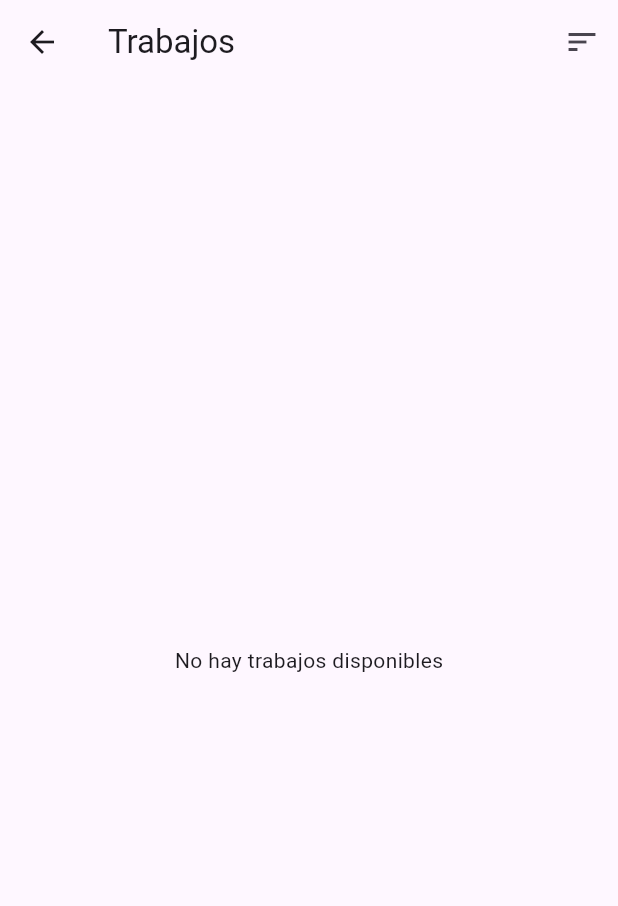
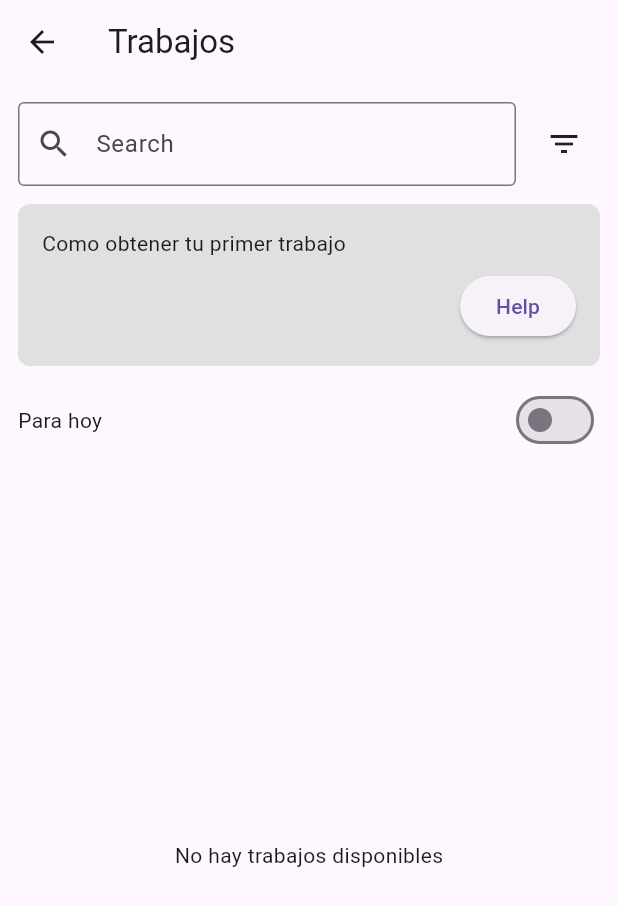
Before and after one commit to ByTiGerr1/goodjob-app, a Flutter app: the TrabajosScreen screen opened directly, on a phone screen of 412 x 824 dp. Shown: the top 906 px of the screen. Run offline on Flutter 3.47's test engine with Material 3 defaults, Android fonts, the phone set to English and light mode, and no system bars; our stand-ins replace cloud_firestore, firebase_auth, firebase_core, geolocator; accounts and stored records are empty.

Commit message:
Ahora trabajos se ve mas bonito

```diff
--- a/goodjob_app/lib/src/screens/trabajos_screen.dart
+++ b/goodjob_app/lib/src/screens/trabajos_screen.dart
@@ -25,6 +25,8 @@ class _TrabajosScreenState extends State<TrabajosScreen> {
   final _servicio = TrabajoService();
   SortOption _sortOption = SortOption.dateDesc;
   Position? _currentPosition;
+  final TextEditingController _searchController = TextEditingController();
+  bool _soloHoy = false;
 
   @override
   void initState() {
@@ -47,6 +49,12 @@ class _TrabajosScreenState extends State<TrabajosScreen> {
     } catch (_) {
       // Ignorar errores de ubicación
     }
+  }
+
+  @override
+  void dispose() {
+    _searchController.dispose();
+    super.dispose();
   }
 
   double? _calcularDistancia(Map<String, dynamic> trabajo) {
@@ -100,9 +108,27 @@ class _TrabajosScreenState extends State<TrabajosScreen> {
     return Scaffold(
       appBar: AppBar(
         title: const Text('Trabajos'),
-        actions: [
+      ),
+      body: Column(
+        children: [
+          Padding(
+            padding: const EdgeInsets.all(12.0),
+            child: Row(
+              children: [
+                Expanded(
+                  child: TextField(
+                    controller: _searchController,
+                    decoration: const InputDecoration(
+                      hintText: 'Search',
+                      prefixIcon: Icon(Icons.search),
+                      border: OutlineInputBorder(),
+                    ),
+                    onChanged: (_) => setState(() {}),
+                  ),
+                ),
+                const SizedBox(width: 8),
                 PopupMenuButton<SortOption>(
-            icon: const Icon(Icons.sort),
+                  icon: const Icon(Icons.filter_list),
                   onSelected: (opt) => setState(() => _sortOption = opt),
                   itemBuilder: (context) => const [
                     PopupMenuItem(
@@ -127,7 +153,46 @@ class _TrabajosScreenState extends State<TrabajosScreen> {
                 ),
               ],
             ),
-      body: StreamBuilder<QuerySnapshot>(
+          ),
+          Padding(
+            padding: const EdgeInsets.symmetric(horizontal: 12.0),
+            child: Container(
+              padding: const EdgeInsets.all(16),
+              decoration: BoxDecoration(
+                color: Colors.grey.shade300,
+                borderRadius: BorderRadius.circular(8),
+              ),
+              child: Column(
+                crossAxisAlignment: CrossAxisAlignment.start,
+                children: [
+                  const Text('Como obtener tu primer trabajo'),
+                  const SizedBox(height: 8),
+                  Align(
+                    alignment: Alignment.centerRight,
+                    child: ElevatedButton(
+                      onPressed: () {},
+                      child: const Text('Help'),
+                    ),
+                  )
+                ],
+              ),
+            ),
+          ),
+          Padding(
+            padding: const EdgeInsets.all(12.0),
+            child: Row(
+              mainAxisAlignment: MainAxisAlignment.spaceBetween,
+              children: [
+                const Text('Para hoy'),
+                Switch(
+                  value: _soloHoy,
+                  onChanged: (v) => setState(() => _soloHoy = v),
+                ),
+              ],
+            ),
+          ),
+          Expanded(
+            child: StreamBuilder<QuerySnapshot>(
               stream: _servicio.obtenerTrabajos(),
               builder: (context, snapshot) {
                 if (snapshot.connectionState == ConnectionState.waiting) {
@@ -141,6 +206,29 @@ class _TrabajosScreenState extends State<TrabajosScreen> {
                   final dist = _calcularDistancia(data);
                   return {...data, 'distance': dist};
                 }).toList();
+
+                if (_soloHoy) {
+                  final hoy = DateTime.now();
+                  trabajos.removeWhere((t) {
+                    final fecha = (t['fechaTrabajo'] as Timestamp?)?.toDate();
+                    return fecha == null ||
+                        fecha.year != hoy.year ||
+                        fecha.month != hoy.month ||
+                        fecha.day != hoy.day;
+                  });
+                }
+
+                final query = _searchController.text.toLowerCase();
+                if (query.isNotEmpty) {
+                  trabajos.retainWhere((t) {
+                    final titulo =
+                        (t['titulo'] ?? '').toString().toLowerCase();
+                    final empresa =
+                        (t['empresa'] ?? '').toString().toLowerCase();
+                    return titulo.contains(query) || empresa.contains(query);
+                  });
+                }
+
                 _ordenar(trabajos);
 
                 return ListView.builder(
@@ -148,12 +236,28 @@ class _TrabajosScreenState extends State<TrabajosScreen> {
                   itemBuilder: (context, index) {
                     final data = trabajos[index];
                     final distancia = data['distance'] as double?;
-              final distanciaTxt =
-                  distancia != null ? '${distancia.toStringAsFixed(1)} km' : 'N/D';
-              return ListTile(
-                title: Text(data['titulo'] ?? ''),
-                subtitle: Text(
-                    '${data['empresa'] ?? ''} · Distancia: $distanciaTxt'),
+                    final distanciaTxt = distancia != null
+                        ? '${distancia.toStringAsFixed(1)} km'
+                        : 'N/D';
+                    return Card(
+                      margin: const EdgeInsets.symmetric(
+                          horizontal: 12, vertical: 6),
+                      child: ListTile(
+                        leading: Container(
+                          width: 48,
+                          height: 48,
+                          color: Colors.grey.shade300,
+                          child:
+                              const Icon(Icons.image, color: Colors.black54),
+                        ),
+                        title: Text(data['titulo'] ?? 'Text'),
+                        subtitle: Column(
+                          crossAxisAlignment: CrossAxisAlignment.start,
+                          children: [
+                            Text(data['empresa'] ?? ''),
+                            Text('Distancia: $distanciaTxt'),
+                          ],
+                        ),
                         trailing: data['precio'] != null
                             ? Text('${data['precio']}')
                             : null,
@@ -161,14 +265,19 @@ class _TrabajosScreenState extends State<TrabajosScreen> {
                           Navigator.push(
                             context,
                             MaterialPageRoute(
-                      builder: (_) => DetalleTrabajoScreen(trabajo: data),
+                              builder: (_) =>
+                                  DetalleTrabajoScreen(trabajo: data),
+                            ),
+                          );
+                        },
                       ),
                     );
                   },
                 );
               },
-          );
-        },
+            ),
+          ),
+        ],
       ),
     );
   }
```
Lines whose indentation alone changed are shown as unchanged.
